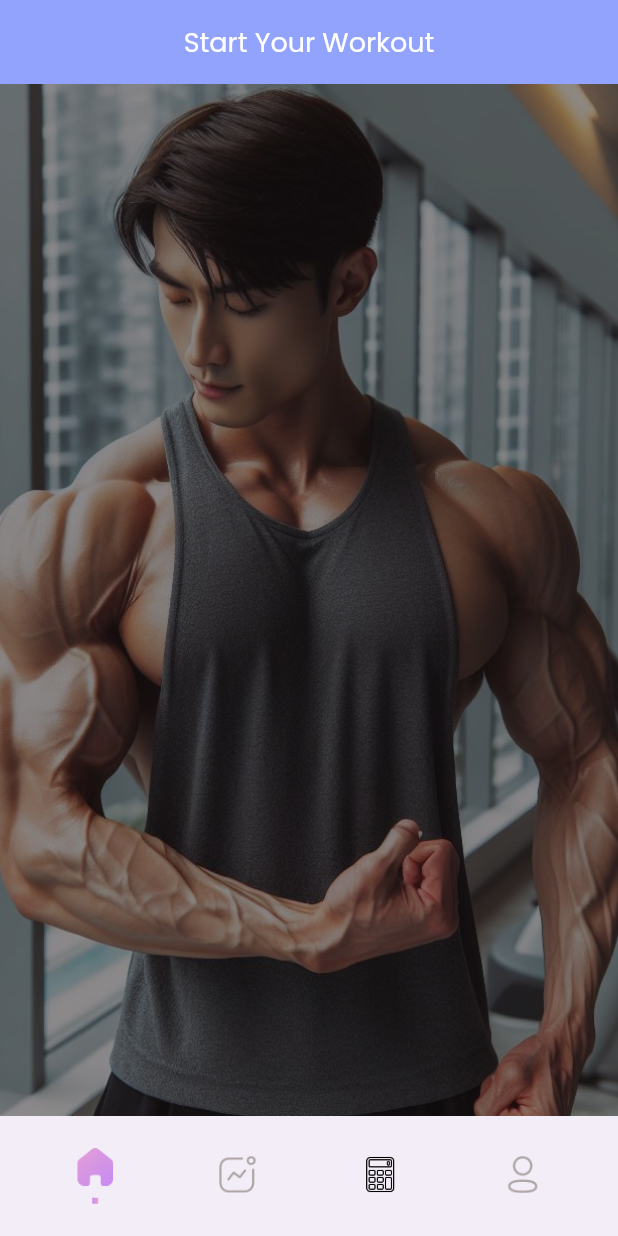
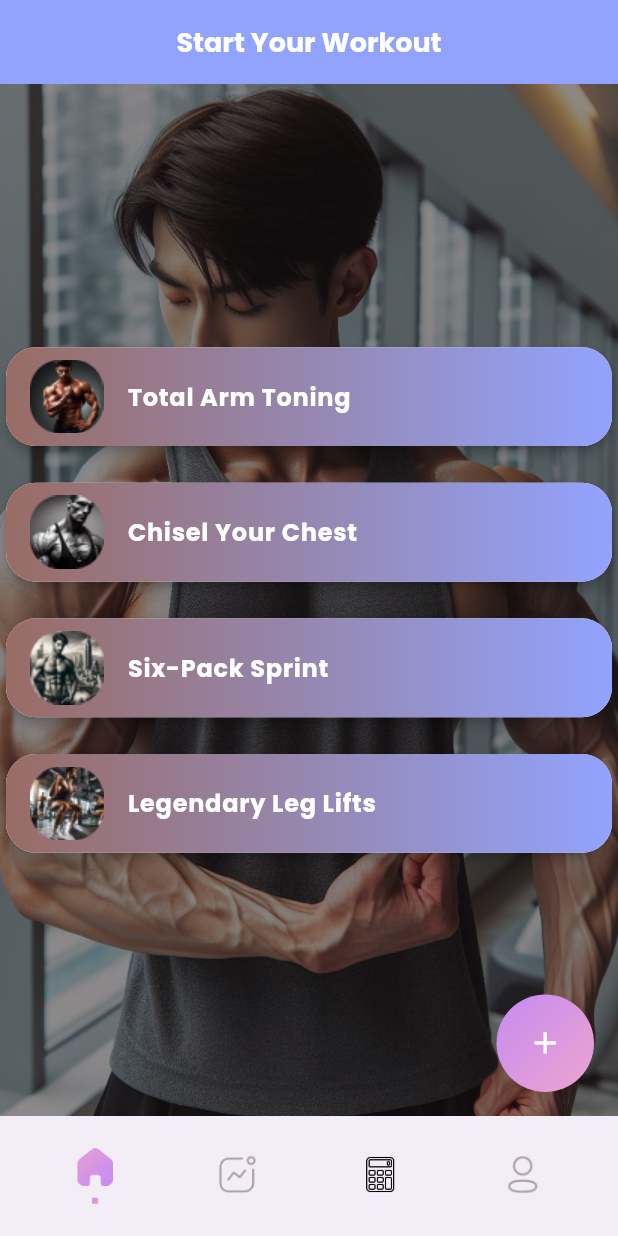
Before and after one commit to akhilSNediyathu/project_1_brofit-app, a Flutter app: the MainTabView screen opened directly, on a phone screen of 412 x 824 dp. Run offline on Flutter 3.47's test engine with Material 3 defaults, Android fonts, the phone set to English and light mode, and no system bars; our stand-ins replace carousel_slider.

Commit message:
before firebase

```diff
--- a/lib/common/colo_extension.dart
+++ b/lib/common/colo_extension.dart
@@ -6,9 +6,12 @@ class Tcolo {
 
   static Color get Secondarycolor1 => const Color(0xffC58BF2);
   static Color get Secondarycolor2 => const Color(0xffEEA4CE);
+   static Color get Tertiarycolor1 => const Color(0xff996C65);
+  static Color get Tertiarycolor2 => const Color(0xff92A3FD);
 
   static List<Color> get primaryG => [Primarycolor2, Primarycolor1];
   static List<Color> get SecondaryG => [Secondarycolor1, Secondarycolor2];
+  static List<Color> get tertiaryG => [Tertiarycolor1, Tertiarycolor2];
 
   static Color get black => const Color(0xff1D1617);
   static Color get gray => const Color(0xff786F72);
--- /dev/null
+++ b/lib/common/homeScreenListTile.dart
@@ -0,0 +1,40 @@
+import 'package:fitness_app/common/colo_extension.dart';
+import 'package:flutter/material.dart';
+
+class homeList extends StatelessWidget {
+  final String title;
+  final String imageUrl;
+  final VoidCallback? onTap;
+  const homeList({super.key,required this.imageUrl,required this.onTap,required this.title});
+
+  @override
+  Widget build(BuildContext context) {
+    var media = MediaQuery.of(context).size;
+    return Card(
+
+      shape: RoundedRectangleBorder(
+        borderRadius: BorderRadius.circular(20.0),
+      ),
+      elevation: 3,
+
+      child:Container(
+        height: media.height*0.08,
+        decoration: BoxDecoration(
+          gradient: LinearGradient(colors: Tcolo.tertiaryG),
+          borderRadius: BorderRadius.circular(20)
+        ),
+        child: Center(
+          child: ListTile(
+            onTap: onTap,
+            leading: Image.asset(imageUrl,fit:BoxFit.fitWidth,),
+            title: Text(title,style: TextStyle(
+              fontWeight: FontWeight.w700,
+              color: Tcolo.white,
+            ),),
+
+          ),
+        ),
+      )
+    );
+  }
+}
--- /dev/null
+++ b/lib/common_widget/homefloating.dart
@@ -0,0 +1,31 @@
+import 'package:fitness_app/common/colo_extension.dart';
+import 'package:flutter/material.dart';
+
+class GradientFab extends StatelessWidget {
+  final VoidCallback onPressed;
+
+  GradientFab({required this.onPressed});
+
+  @override
+  Widget build(BuildContext context) {
+    return Container(
+      width: 65.0,
+      height: 65.0,
+      decoration: BoxDecoration(
+        gradient: LinearGradient(
+          colors: Tcolo.SecondaryG,
+          begin: Alignment.topLeft,
+          end: Alignment.bottomRight,
+        ),
+        shape: BoxShape.circle,
+      ),
+      child: IconButton(
+        icon: Icon(
+          Icons.add,
+          color: Colors.white,
+        ),
+        onPressed: onPressed,
+      ),
+    );
+  }
+}
--- a/lib/view/login/complete_profile.dart
+++ b/lib/view/login/complete_profile.dart
@@ -94,6 +94,8 @@ class _CompleteProfileViewState extends State<CompleteProfileView> {
 
                             ],
                           ),),
+                          SizedBox(
+                  height: media.width * 0.04),
                        RoundTextField(
                         hintText:'Date of Birth' ,
                         icon:'assets/img/Calendar.png',
--- a/lib/view/main_tab_view.dart
+++ b/lib/view/main_tab_view.dart
@@ -1,5 +1,7 @@
 import 'package:fitness_app/common/colo_extension.dart';
+import 'package:fitness_app/common/homeScreenListTile.dart';
 import 'package:fitness_app/common_widget/Tab_Buttons.dart';
+import 'package:fitness_app/common_widget/homefloating.dart';
 import 'package:flutter/material.dart';
 
 class MainTabView extends StatefulWidget {
@@ -12,6 +14,7 @@ int selectTab=0;
 class _MainTabViewState extends State<MainTabView> {
   @override
   Widget build(BuildContext context) {
+    var media = MediaQuery.of(context).size;
 
     return Scaffold(
       backgroundColor: Tcolo.white,
@@ -84,6 +87,7 @@ class _MainTabViewState extends State<MainTabView> {
         (child: Text
         ('Start Your Workout',style: TextStyle(
           fontSize: 18,
+          fontWeight: FontWeight.w700,
           color: Tcolo.white
         ),)
         ),
@@ -95,7 +99,39 @@ class _MainTabViewState extends State<MainTabView> {
         (image: AssetImage('assets/img/homebg.jpeg'),
         fit: BoxFit.cover,opacity: 0.5)
        ),
+       child: Column(
+        mainAxisAlignment: MainAxisAlignment.center,
+        children: [
+          homeList
+          (imageUrl: 'assets/img/listTile1.png', onTap: (){
+
+          },
+          title: 'Total Arm Toning'),
+          SizedBox(height: media.width*0.04,),
+          homeList
+          (imageUrl: 'assets/img/listTile2.png', onTap: (){
+
+          },
+          title: 'Chisel Your Chest'),
+          SizedBox(height: media.width*0.04,),
+          homeList
+          (imageUrl: 'assets/img/listTile3.png', onTap: (){
+
+          },
+          title: 'Six-Pack Sprint'),
+          SizedBox(height: media.width*0.04,),
+          homeList
+          (imageUrl: 'assets/img/listTile4.png', onTap: (){
+
+          },
+          title: 'Legendary Leg Lifts'),
+
+        ],
+       ),
       ),
+      floatingActionButton: GradientFab(onPressed: (){
+
+      }),
 
 
 
```
Also changed, not shown: assets/img/listTile1.png (added), assets/img/listTile2.png (added), assets/img/listTile3.png (added), assets/img/listTile4.png (added).
